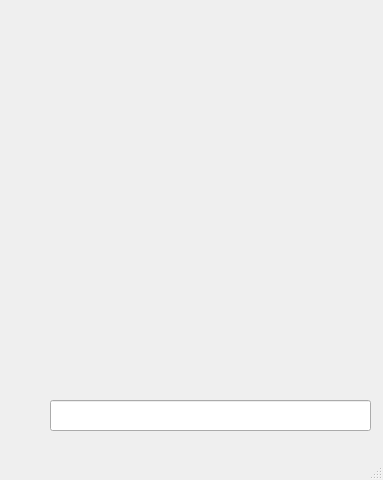
Before: the Qt Designer form client/qt/src/mainwindow.ui in Bananosplit/DocoleChat, drawn with Qt 5.
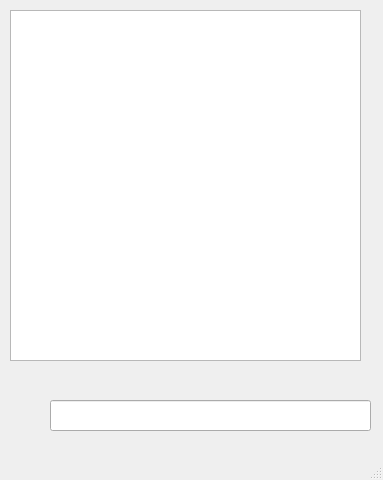
After: the same form once the commit is applied.

Commit message: simple window

Patch:
```diff
--- a/client/qt/src/mainwindow.ui
+++ b/client/qt/src/mainwindow.ui
@@ -24,6 +24,16 @@
      </rect>
     </property>
    </widget>
+   <widget class="QTextBrowser" name="textBrowser">
+    <property name="geometry">
+     <rect>
+      <x>10</x>
+      <y>10</y>
+      <width>351</width>
+      <height>351</height>
+     </rect>
+    </property>
+   </widget>
   </widget>
   <widget class="QMenuBar" name="menubar">
    <property name="geometry">
```
The commit also changes 3 other files.
